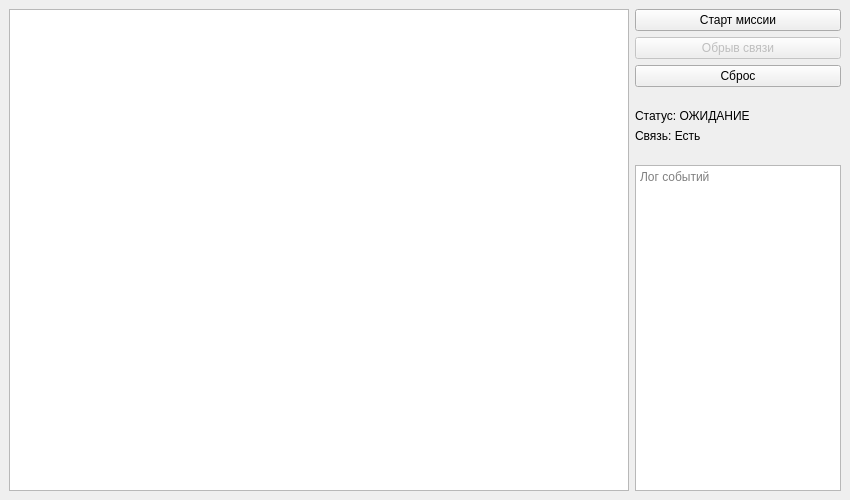
Above: mainwindow.ui from 2ywho/KR_1_PO_ONI before the change. Below: the same form after it.
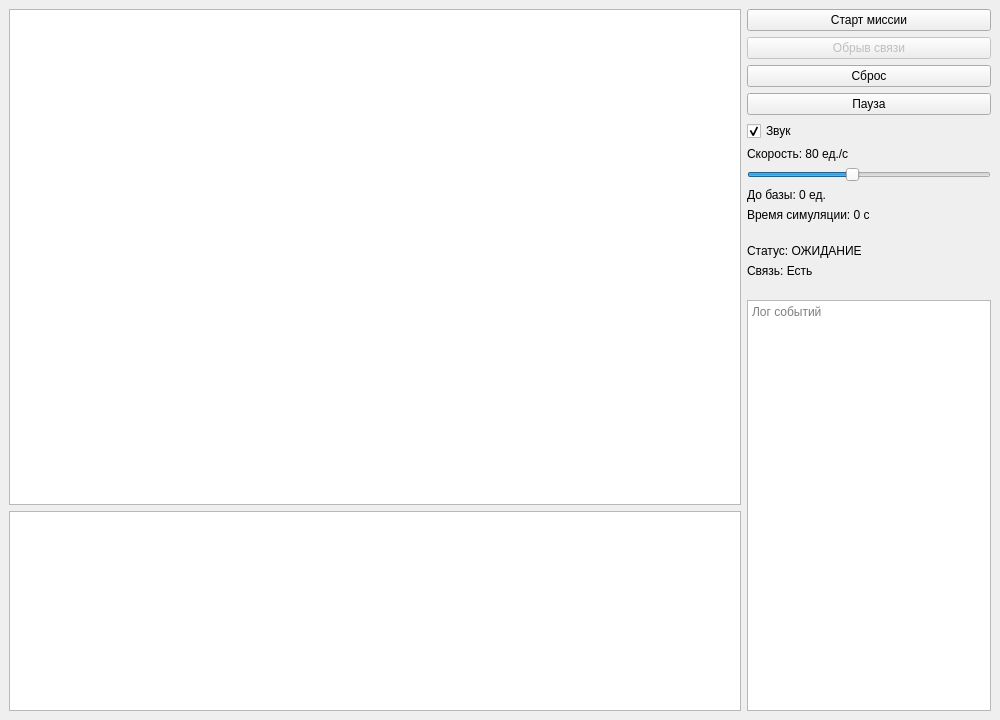
That is the form after the change.

Commit message: Добавлены звук, след полёта, график, пауза и анимация посадки

```diff
--- a/mainwindow.ui
+++ b/mainwindow.ui
@@ -2,21 +2,27 @@
 <ui version="4.0">
  <class>MainWindow</class>
  <widget class="QMainWindow" name="MainWindow">
-  <property name="geometry"><rect><x>0</x><y>0</y><width>850</width><height>500</height></rect></property>
+  <property name="geometry"><rect><x>0</x><y>0</y><width>1000</width><height>720</height></rect></property>
   <property name="windowTitle"><string>Автовозврат (RTL)</string></property>
   <widget class="QWidget" name="centralwidget">
    <layout class="QHBoxLayout" name="horizontalLayout" stretch="3,1">
-    <item>
+    <item><layout class="QVBoxLayout" name="visualLayout"><item>
      <widget class="QGraphicsView" name="graphicsView">
       <property name="minimumSize"><size><width>400</width><height>300</height></size></property>
      </widget>
-    </item>
+    </item><item><widget class="QGraphicsView" name="graphicsViewChart"><property name="minimumSize"><size><width>400</width><height>180</height></size></property><property name="maximumSize"><size><width>16777215</width><height>200</height></size></property></widget></item></layout></item>
     <item>
      <layout class="QVBoxLayout" name="controlsLayout">
       <item><widget class="QPushButton" name="btnStart"><property name="text"><string>Старт миссии</string></property></widget></item>
       <item><widget class="QPushButton" name="btnLostLink"><property name="enabled"><bool>false</bool></property><property name="text"><string>Обрыв связи</string></property></widget></item>
       <item><widget class="QPushButton" name="btnReset"><property name="text"><string>Сброс</string></property></widget></item>
-      <item><spacer name="statusSpacer"><property name="orientation"><enum>Qt::Vertical</enum></property><property name="sizeType"><enum>QSizePolicy::Fixed</enum></property><property name="sizeHint" stdset="0"><size><width>20</width><height>16</height></size></property></spacer></item>
+      <item><widget class="QPushButton" name="btnPause"><property name="text"><string>Пауза</string></property></widget></item>
+<item><widget class="QCheckBox" name="checkSound"><property name="text"><string>Звук</string></property><property name="checked"><bool>true</bool></property></widget></item>
+<item><widget class="QLabel" name="labelSpeed"><property name="text"><string>Скорость: 80 ед./с</string></property></widget></item>
+<item><widget class="QSlider" name="sliderSpeed"><property name="minimum"><number>20</number></property><property name="maximum"><number>160</number></property><property name="value"><number>80</number></property><property name="orientation"><enum>Qt::Horizontal</enum></property></widget></item>
+<item><widget class="QLabel" name="labelDistance"><property name="text"><string>До базы: 0 ед.</string></property></widget></item>
+<item><widget class="QLabel" name="labelTime"><property name="text"><string>Время симуляции: 0 с</string></property></widget></item>
+<item><spacer name="statusSpacer"><property name="orientation"><enum>Qt::Vertical</enum></property><property name="sizeType"><enum>QSizePolicy::Fixed</enum></property><property name="sizeHint" stdset="0"><size><width>20</width><height>16</height></size></property></spacer></item>
       <item><widget class="QLabel" name="labelStatus"><property name="text"><string>Статус: ОЖИДАНИЕ</string></property><property name="wordWrap"><bool>true</bool></property></widget></item>
       <item><widget class="QLabel" name="labelLink"><property name="text"><string>Связь: Есть</string></property></widget></item>
       <item><spacer name="logSpacer"><property name="orientation"><enum>Qt::Vertical</enum></property><property name="sizeType"><enum>QSizePolicy::Fixed</enum></property><property name="sizeHint" stdset="0"><size><width>20</width><height>16</height></size></property></spacer></item>
```
The commit also changes 11 other files.
